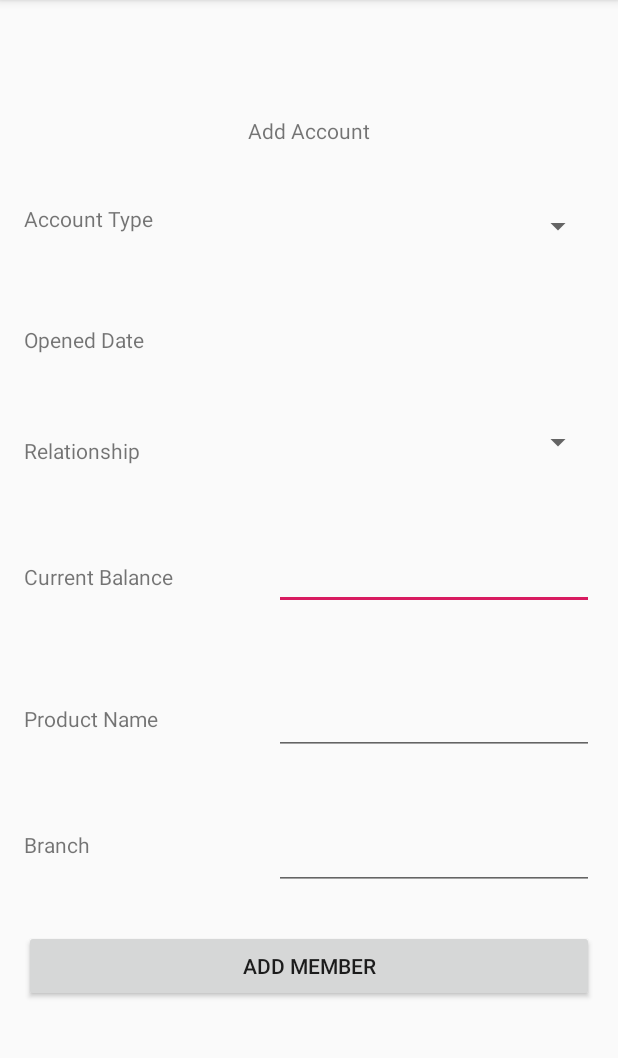
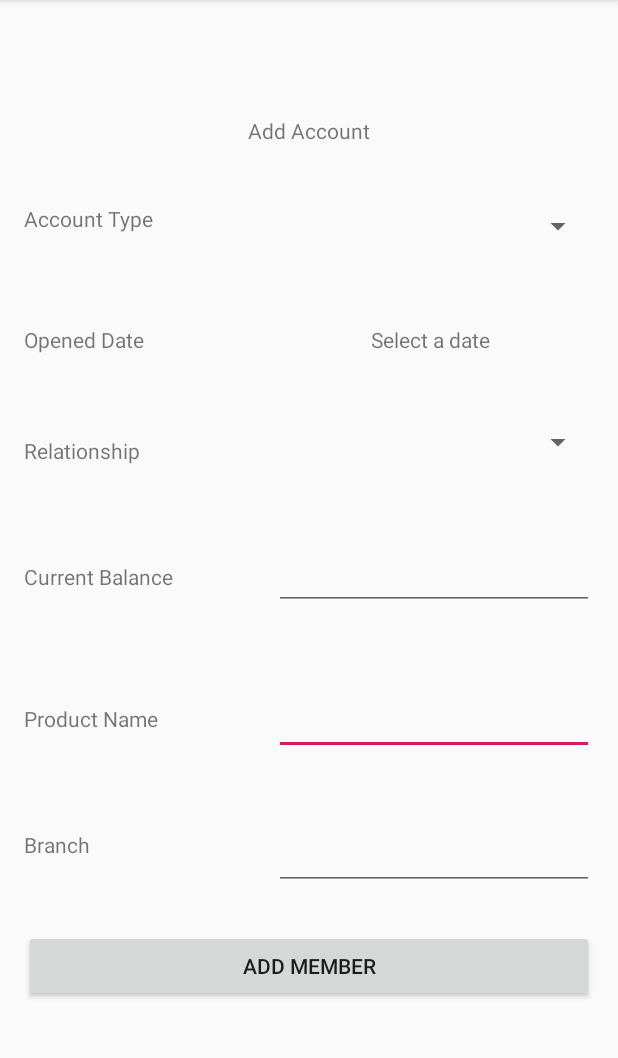
Before and after one commit to sliit-matara/MAD-Project-Final, an Android app: the AccountAdd screen opened directly, with no data from a screen before it, on a phone screen of 412 x 824 dp, the part 84-1142 px from its top. Run offline under Robolectric (Android 15) with nearby library versions, the phone set to English and light mode, and no system bars.

Commit message:
Ahkam 4rd Edit

```diff
--- a/app/src/main/res/layout/activity_account_add.xml
+++ b/app/src/main/res/layout/activity_account_add.xml
@@ -36,22 +36,6 @@
         app:layout_constraintStart_toStartOf="parent"
         app:layout_constraintTop_toTopOf="parent"
         app:layout_constraintVertical_bias="0.167" />
-
-    <EditText
-        android:id="@+id/editText3"
-        android:layout_width="wrap_content"
-        android:layout_height="wrap_content"
-        android:layout_marginStart="16dp"
-        android:layout_marginTop="16dp"
-        android:layout_marginEnd="16dp"
-        android:layout_marginBottom="16dp"
-        android:ems="10"
-        android:inputType="textPersonName"
-        app:layout_constraintBottom_toBottomOf="parent"
-        app:layout_constraintEnd_toEndOf="parent"
-        app:layout_constraintHorizontal_bias="1.0"
-        app:layout_constraintStart_toStartOf="parent"
-        app:layout_constraintTop_toTopOf="parent" />
 
     <Spinner
         android:id="@+id/spinner"
@@ -212,4 +196,36 @@
         app:layout_constraintTop_toTopOf="parent"
         app:layout_constraintVertical_bias="0.878" />
 
+    <EditText
+        android:id="@+id/editText3"
+        android:layout_width="wrap_content"
+        android:layout_height="wrap_content"
+        android:layout_marginStart="16dp"
+        android:layout_marginTop="16dp"
+        android:layout_marginEnd="16dp"
+        android:layout_marginBottom="16dp"
+        android:ems="10"
+        android:inputType="number"
+        app:layout_constraintBottom_toBottomOf="parent"
+        app:layout_constraintEnd_toEndOf="parent"
+        app:layout_constraintHorizontal_bias="1.0"
+        app:layout_constraintStart_toStartOf="parent"
+        app:layout_constraintTop_toTopOf="parent" />
+
+    <TextView
+        android:id="@+id/txtDate"
+        android:layout_width="wrap_content"
+        android:layout_height="wrap_content"
+        android:layout_marginStart="16dp"
+        android:layout_marginTop="16dp"
+        android:layout_marginEnd="16dp"
+        android:layout_marginBottom="16dp"
+        android:text="Select a date"
+        app:layout_constraintBottom_toBottomOf="parent"
+        app:layout_constraintEnd_toEndOf="parent"
+        app:layout_constraintHorizontal_bias="0.77"
+        app:layout_constraintStart_toStartOf="parent"
+        app:layout_constraintTop_toTopOf="parent"
+        app:layout_constraintVertical_bias="0.28" />
+
 </androidx.constraintlayout.widget.ConstraintLayout>
--- a/app/src/main/res/layout/activity_main_admin.xml
+++ b/app/src/main/res/layout/activity_main_admin.xml
@@ -51,7 +51,7 @@
         app:layout_constraintVertical_bias="0.626" />
 
     <Button
-        android:id="@+id/button3"
+        android:id="@+id/btnAddUserAcc"
         android:layout_width="0dp"
         android:layout_height="wrap_content"
         android:layout_marginStart="16dp"
```
Also changed, not shown: app/src/main/java/com/example/mad_miniproject/AccountAdd.java (+44 -0 lines), app/src/main/java/com/example/mad_miniproject/MainActivity.java (+8 -1 lines), app/src/main/java/com/example/mad_miniproject/MainAdmin.java (+28 -1 lines), app/src/main/res/layout/activity_main.xml (+13 -0 lines).
